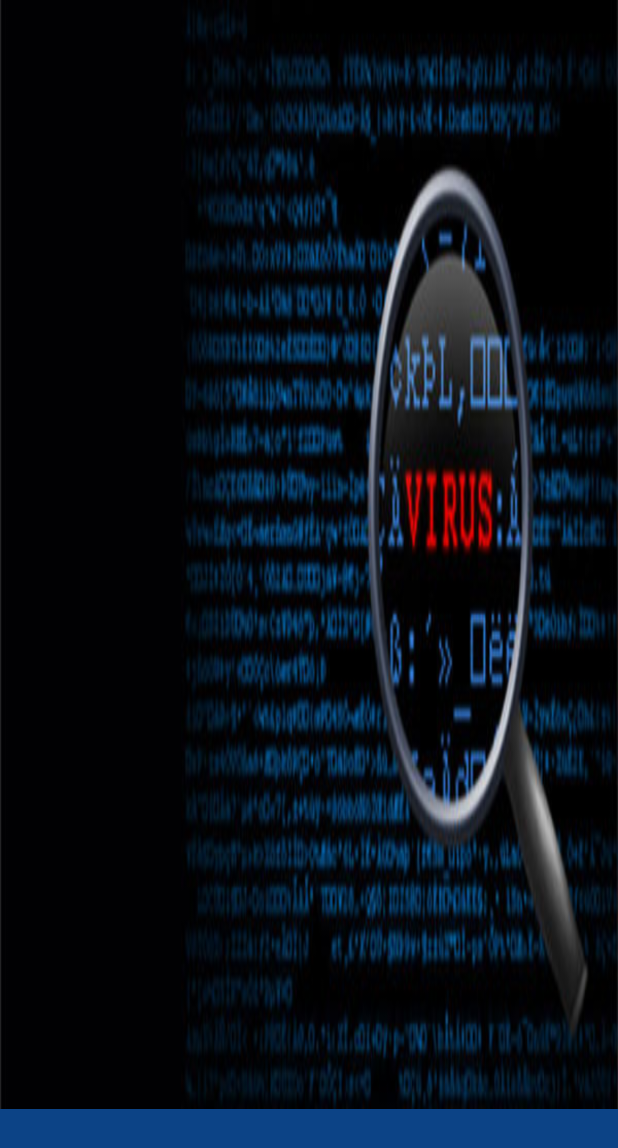
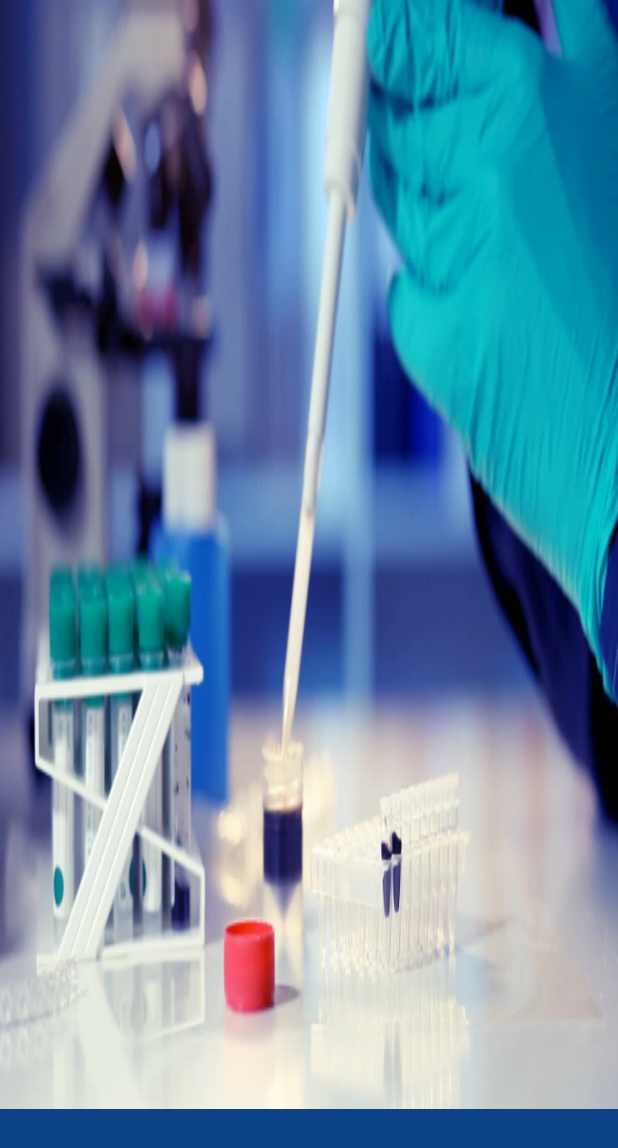
Before and after one commit to phuongpham149/Healthy, an Android app: the layout item_tutorial.xml on its own in the app's theme, with its tools: preview values and no code run, on a phone screen of 412 x 824 dp. Shown: the top 1148 px of the screen. Run offline under Robolectric (Android 15) with nearby library versions, the phone set to English and light mode, and no system bars.

Commit message:
change picture in tutorial

```diff
--- a/app/src/main/res/layout/item_tutorial.xml
+++ b/app/src/main/res/layout/item_tutorial.xml
@@ -14,7 +14,7 @@
         android:layout_weight="10"
         android:contentDescription="@null"
         android:scaleType="fitXY"
-        android:src="@drawable/tutorial1" />
+        android:src="@drawable/tut1" />
 
     <TextView
         android:id="@+id/tvContent"
```
Also changed, not shown: app/src/main/res/drawable-xxxhdpi/tut3.jpg (deleted), app/src/main/res/drawable-xxxhdpi/tuto1.jpg (deleted), app/src/main/res/drawable/tutorial1.jpg (deleted), app/src/main/res/drawable/tutorial2.jpg (deleted), app/src/main/res/drawable/tutorial3.jpg (deleted).
